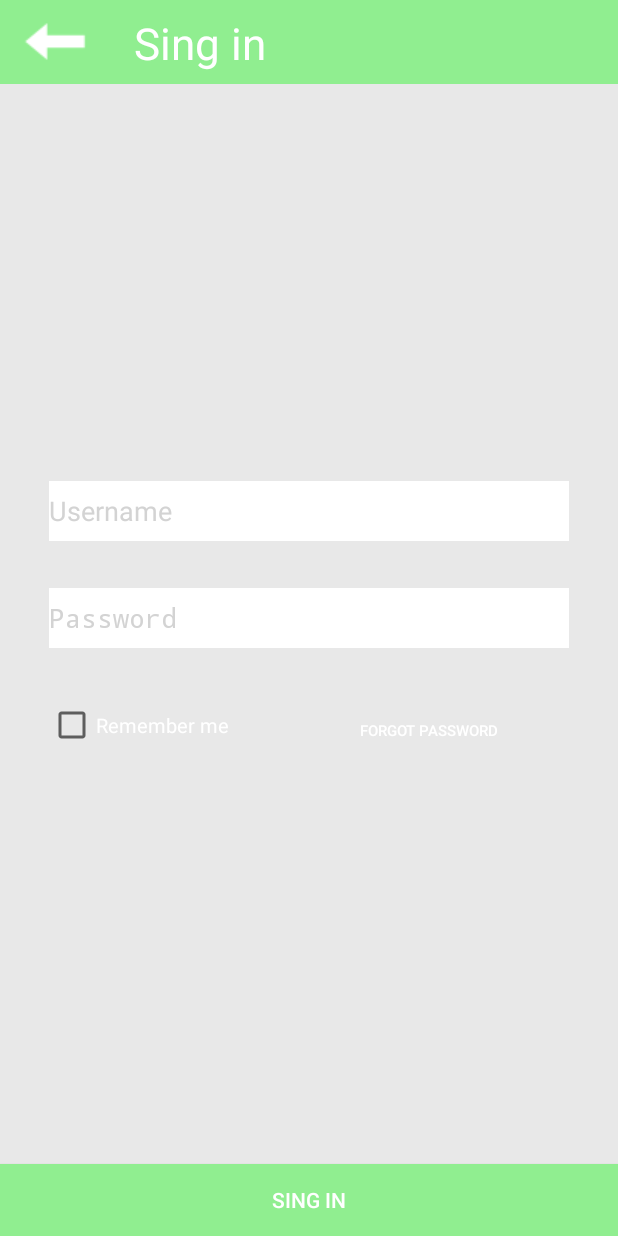
After one commit to nikolinastamenic/PMA, an Android app: the LoginActivity screen opened directly, with no data from a screen before it, on a phone screen of 412 x 824 dp. The commit adds this screen. Run offline under Robolectric (Android 15) with nearby library versions, the phone set to English and light mode, and no system bars.

Commit message:
xml for login done

```diff
--- a/Android app/app/src/main/AndroidManifest.xml
+++ b/Android app/app/src/main/AndroidManifest.xml
@@ -22,6 +22,7 @@
 
             </intent-filter>
         </activity>
+        <activity android:name=".activities.LoginActivity" android:parentActivityName=".MainActivity" />
     </application>
 
 </manifest>
--- /dev/null
+++ b/Android app/app/src/main/gen/com/example/myapplication/BuildConfig.java
@@ -0,0 +1,8 @@
+/*___Generated_by_IDEA___*/
+
+package com.example.myapplication;
+
+/* This stub is only used by the IDE. It is NOT the BuildConfig class actually packed into the APK */
+public final class BuildConfig {
+  public final static boolean DEBUG = Boolean.parseBoolean(null);
+}
--- /dev/null
+++ b/Android app/app/src/main/gen/com/example/myapplication/Manifest.java
@@ -0,0 +1,7 @@
+/*___Generated_by_IDEA___*/
+
+package com.example.myapplication;
+
+/* This stub is only used by the IDE. It is NOT the Manifest class actually packed into the APK */
+public final class Manifest {
+}
--- /dev/null
+++ b/Android app/app/src/main/gen/com/example/myapplication/R.java
@@ -0,0 +1,7 @@
+/*___Generated_by_IDEA___*/
+
+package com.example.myapplication;
+
+/* This stub is only used by the IDE. It is NOT the R class actually packed into the APK */
+public final class R {
+}
--- a/Android app/app/src/main/java/com/example/myapplication/MainActivity.java
+++ b/Android app/app/src/main/java/com/example/myapplication/MainActivity.java
@@ -5,18 +5,19 @@ import androidx.appcompat.app.AppCompatActivity;
 import android.content.Intent;
 import android.os.Bundle;
 import android.view.View;
+import android.widget.Button;
 
+import com.example.myapplication.activities.LoginActivity;
 import com.example.myapplication.activities.TestActivity;
 
 public class MainActivity extends AppCompatActivity {
-
-
 
     @Override
     protected void onCreate(Bundle savedInstanceState) {
         super.onCreate(savedInstanceState);
         setContentView(R.layout.activity_main);
         System.out.println("main activity ON CREATE");
+
 
     }
 
@@ -31,6 +32,12 @@ public class MainActivity extends AppCompatActivity {
 
         System.out.println("main activity ON CLICK BUTTON");
 
+    }
+
+    public void onClickLogin(View view) {
+        Intent intent = new Intent(MainActivity.this, LoginActivity.class);
+
+        startActivity(intent);
     }
 
     @Override
--- /dev/null
+++ b/Android app/app/src/main/java/com/example/myapplication/activities/LoginActivity.java
@@ -0,0 +1,17 @@
+package com.example.myapplication.activities;
+
+import android.app.Activity;
+import android.os.Bundle;
+
+import com.example.myapplication.R;
+
+public class LoginActivity extends Activity {
+
+    @Override
+    protected void onCreate (Bundle savedInstanceState) {
+
+        super.onCreate(savedInstanceState);
+        setContentView(R.layout.login);
+    }
+
+}
--- a/Android app/app/src/main/res/layout/activity_main.xml
+++ b/Android app/app/src/main/res/layout/activity_main.xml
@@ -25,5 +25,13 @@
         app:layout_constraintLeft_toLeftOf="@id/hello_world"
         android:text="Register"
         />
+    <Button
+        android:layout_width="wrap_content"
+        android:layout_height="wrap_content"
+        android:onClick="onClickLogin"
+        android:foregroundGravity="center"
+        android:layout_marginLeft="20dp"
+        android:text="Login"
+        tools:ignore="MissingConstraints" />
 
 </androidx.constraintlayout.widget.ConstraintLayout>
--- /dev/null
+++ b/Android app/app/src/main/res/layout/login.xml
@@ -0,0 +1,109 @@
+<?xml version="1.0" encoding="utf-8"?>
+<RelativeLayout
+    xmlns:android="http://schemas.android.com/apk/res/android"
+    xmlns:app="http://schemas.android.com/apk/res-auto"
+    xmlns:tools="http://schemas.android.com/tools"
+    android:layout_width="match_parent"
+    android:layout_height="match_parent"
+    tools:context = ".activities.LoginActivity"
+    android:background="@color/colorBackground">
+
+    <androidx.appcompat.widget.Toolbar
+        android:id="@+id/toolbar2"
+        android:layout_width="match_parent"
+        android:layout_height="wrap_content"
+        android:background="@color/colorForeground"
+        android:minHeight="?attr/actionBarSize"
+        android:theme="?attr/actionBarTheme" />
+
+    <ImageButton
+        android:id="@+id/backButton"
+        android:layout_width="75dp"
+        android:layout_height="55dp"
+        android:src="@drawable/backicon"
+        android:background="@null"/>
+
+    <TextView
+        android:id="@+id/textView"
+        android:layout_width="96dp"
+        android:layout_height="wrap_content"
+        android:layout_alignEnd="@id/backButton"
+        android:layout_alignRight="@id/backButton"
+        android:layout_alignBottom="@id/toolbar2"
+        android:layout_marginEnd="-106dp"
+        android:layout_marginRight="-106dp"
+        android:layout_marginBottom="8dp"
+        android:text="@string/login_singIn"
+        android:textAlignment="center"
+        android:textColor="@color/colorTextField"
+        android:textSize="29dp" />
+
+    <Button
+        android:id="@+id/login_button"
+        android:layout_width="match_parent"
+        android:layout_height="wrap_content"
+        android:background="@color/colorForeground"
+        android:layout_alignParentBottom="true"
+        android:text="@string/login_singIn"
+        android:textColor="@color/colorTextField">
+
+    </Button>
+
+
+    <EditText
+        android:id="@+id/login_username"
+        android:layout_width="match_parent"
+        android:layout_marginLeft="65dp"
+        android:layout_height="40dp"
+        android:layout_above="@id/login_password"
+        android:layout_centerHorizontal="true"
+        android:layout_marginBottom="31dp"
+        android:background="@color/colorTextField"
+        android:ems="10"
+        android:inputType="text"
+        android:hint="@string/login_username"
+        android:textColorHint="@color/colorHintText" />
+
+    <EditText
+        android:id="@+id/login_password"
+        android:layout_width="match_parent"
+        android:layout_marginLeft="65dp"
+        android:layout_height="40dp"
+        android:layout_centerInParent="true"
+        android:background="@color/colorTextField"
+        android:ems="10"
+        android:hint="@string/login_password"
+        android:inputType="textPassword"
+        android:textColorHint="@color/colorHintText"
+
+        />
+
+    <Space
+        android:layout_width="wrap_content"
+        android:layout_height="wrap_content" />
+
+    <CheckBox
+        android:id="@+id/checkBox"
+        android:layout_width="wrap_content"
+        android:layout_height="wrap_content"
+        android:layout_alignBottom="@id/login_password"
+        android:layout_marginLeft="32dp"
+        android:layout_marginBottom="-67dp"
+        android:text="@string/login_rememberMe"
+        android:textColor="@color/colorTextField"
+        android:textSize="13dp"/>
+
+    <Button
+        android:id="@+id/buttonForgotPassword"
+        android:layout_width="wrap_content"
+        android:layout_height="wrap_content"
+        android:layout_alignBottom="@id/login_password"
+        android:layout_marginLeft="240dp"
+        android:layout_marginBottom="-79dp"
+        android:background="@null"
+        android:text="@string/login_forgotPassword"
+        android:textColor="@color/colorTextField"
+        android:textSize="10dp" />
+
+
+</RelativeLayout>
--- a/Android app/app/src/main/res/values/colors.xml
+++ b/Android app/app/src/main/res/values/colors.xml
@@ -3,5 +3,8 @@
     <color name="colorPrimary">#008577</color>
     <color name="colorPrimaryDark">#00574B</color>
     <color name="colorAccent">#D81B60</color>
-    <color name="colorBackground">#d5e1df</color>
+    <color name="colorBackground">#E8E8E8</color>
+    <color name="colorHintText">#D3D3D3</color>
+    <color name="colorForeground">#90EE90 </color>
+    <color name="colorTextField">#FFFFFF</color>
 </resources>
--- a/Android app/app/src/main/res/values/strings.xml
+++ b/Android app/app/src/main/res/values/strings.xml
@@ -7,5 +7,11 @@
     <string name="registration_username">Username</string>
     <string name="registration_password">Password</string>
     <string name="registration_register">Register</string>
+    <string name="login_username">Username</string>
+    <string name="login_password">Password</string>
+    <string name="login_singIn">Sing in</string>
+    <string name="login_rememberMe">Remember me</string>
+    <string name="login_forgotPassword">Forgot password</string>
+
 
 </resources>
```
Also changed, not shown: Android app/app/src/main/res/drawable/backicon.png (added).
